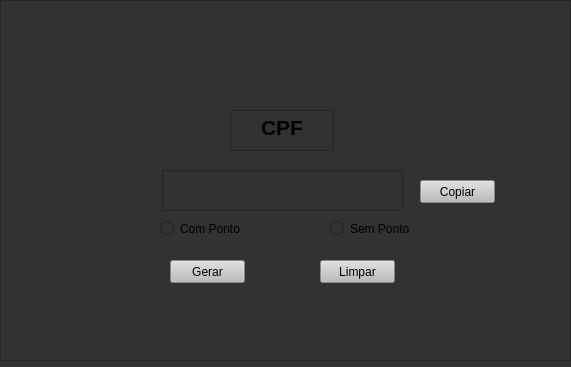
The window that geradorcpf.ui (thiagoyuri14/geradorcpf) describes before a commit, drawn with Qt 5.
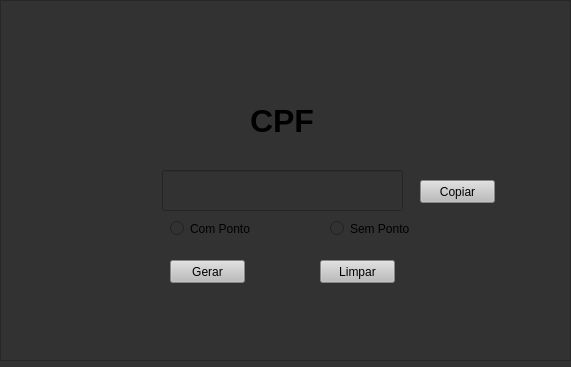
The same window after the commit.

The edit to the form file:
```diff
--- a/geradorcpf.ui
+++ b/geradorcpf.ui
@@ -48,23 +48,6 @@
       <string>Gerar</string>
      </property>
     </widget>
-    <widget class="QTextEdit" name="textEdit">
-     <property name="geometry">
-      <rect>
-       <x>230</x>
-       <y>110</y>
-       <width>104</width>
-       <height>41</height>
-      </rect>
-     </property>
-     <property name="html">
-      <string>&lt;!DOCTYPE HTML PUBLIC &quot;-//W3C//DTD HTML 4.0//EN&quot; &quot;http://www.w3.org/TR/REC-html40/strict.dtd&quot;&gt;
-&lt;html&gt;&lt;head&gt;&lt;meta name=&quot;qrichtext&quot; content=&quot;1&quot; /&gt;&lt;style type=&quot;text/css&quot;&gt;
-p, li { white-space: pre-wrap; }
-&lt;/style&gt;&lt;/head&gt;&lt;body style=&quot; font-family:'MS Shell Dlg 2'; font-size:8.25pt; font-weight:400; font-style:normal;&quot;&gt;
-&lt;p align=&quot;center&quot; style=&quot; margin-top:0px; margin-bottom:0px; margin-left:0px; margin-right:0px; -qt-block-indent:0; text-indent:0px;&quot;&gt;&lt;span style=&quot; font-size:16pt; font-weight:600;&quot;&gt;CPF&lt;/span&gt;&lt;/p&gt;&lt;/body&gt;&lt;/html&gt;</string>
-     </property>
-    </widget>
     <widget class="QLineEdit" name="lineEdit">
      <property name="geometry">
       <rect>
@@ -78,7 +61,7 @@
     <widget class="QRadioButton" name="radioButton">
      <property name="geometry">
       <rect>
-       <x>160</x>
+       <x>170</x>
        <y>220</y>
        <width>82</width>
        <height>17</height>
@@ -133,6 +116,26 @@
       <string>Copiar</string>
      </property>
     </widget>
+    <widget class="QLabel" name="label">
+     <property name="geometry">
+      <rect>
+       <x>250</x>
+       <y>100</y>
+       <width>81</width>
+       <height>41</height>
+      </rect>
+     </property>
+     <property name="font">
+      <font>
+       <pointsize>24</pointsize>
+       <weight>75</weight>
+       <bold>true</bold>
+      </font>
+     </property>
+     <property name="text">
+      <string>CPF</string>
+     </property>
+    </widget>
    </widget>
   </widget>
  </widget>
```
